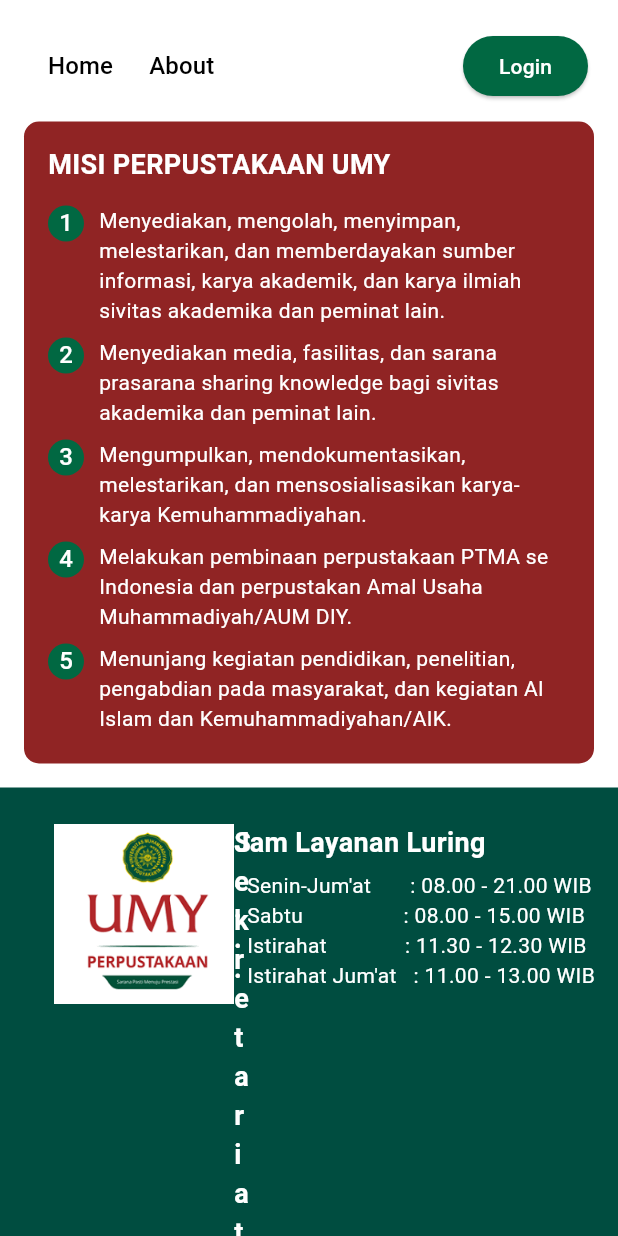
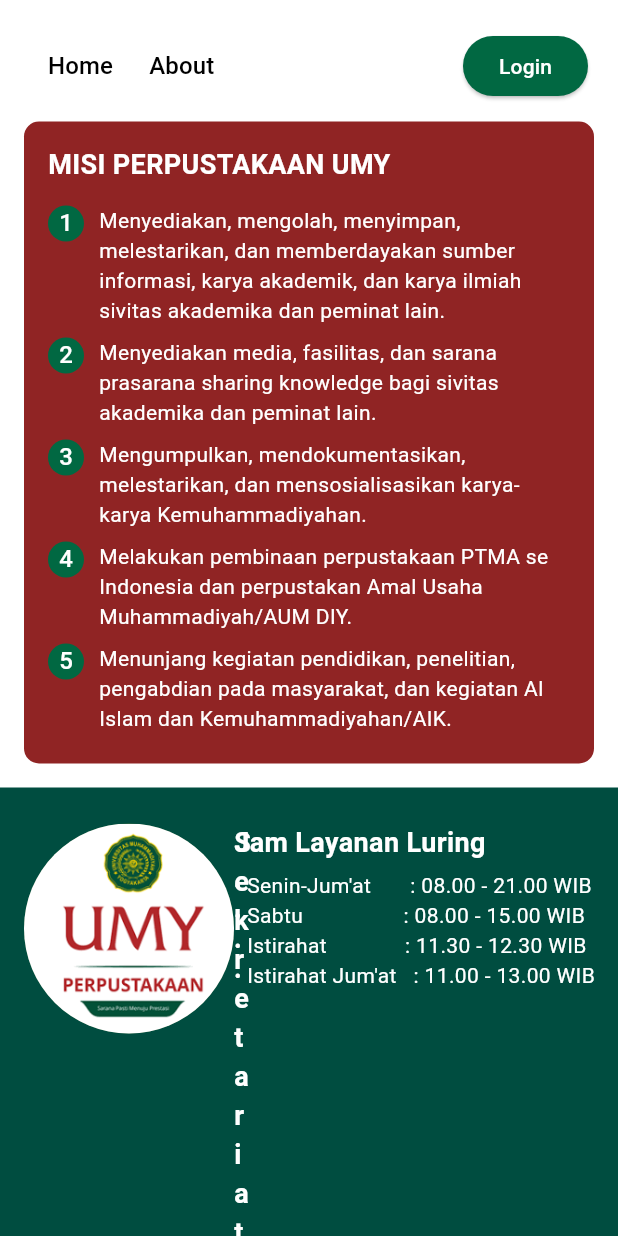
Before and after one commit to rezariswandhaaaa/frontend_chatbot, a Flutter app: the screen it shows after launch, scrolled down 1152 dp, on a phone screen of 412 x 824 dp. Run offline on Flutter 3.47's test engine with Material 3 defaults, Android fonts, the phone set to English and light mode, and no system bars; our stand-ins replace email_validator, file_picker.

Commit message:
fixed landing page

```diff
--- a/lib/ui/landingpage.dart
+++ b/lib/ui/landingpage.dart
@@ -193,12 +193,17 @@ class _LandingPageState extends State<LandingPage> {
                     mainAxisAlignment: MainAxisAlignment.spaceBetween,
                     crossAxisAlignment: CrossAxisAlignment.start,
                     children: [
-                      Padding(
-                        padding: const EdgeInsets.only(left: 20.0),
-                        child: Image.asset(
-                          'assets/images/perpus.png',
-                          height: 120,
-                        ),
+                      const Column(
+                        crossAxisAlignment: CrossAxisAlignment.start,
+                        children: [
+                          CircleAvatar(
+                            radius: 70,
+                            backgroundColor: Color.fromARGB(255, 74, 116, 74),
+                            backgroundImage:
+                                AssetImage('assets/images/perpus.png'),
+                          ),
+                          SizedBox(height: 10),
+                        ],
                       ),
                       Expanded(
                         child: Column(
```
